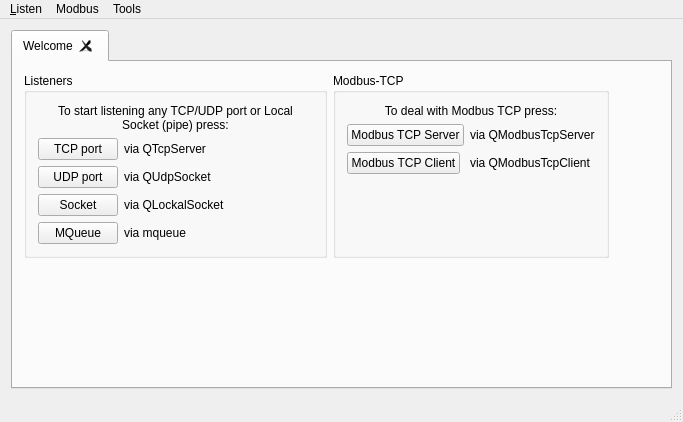
Before: the Qt Designer form PortListener/mainwindow.ui in khomchenkovaa/PortListener, drawn with Qt 5.
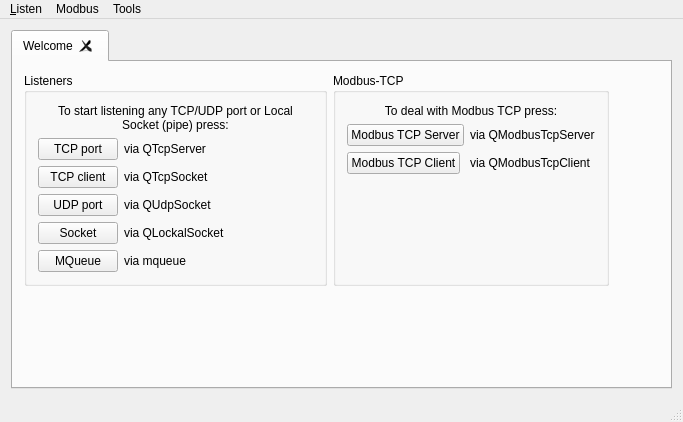
After: the same form once the commit is applied.

Commit message: [ADD] TCP client listener

Diff of the .ui file:
```diff
--- a/PortListener/mainwindow.ui
+++ b/PortListener/mainwindow.ui
@@ -63,48 +63,62 @@
                </property>
               </widget>
              </item>
-             <item row="2" column="0">
+             <item row="3" column="0">
               <widget class="QPushButton" name="btnUdp">
                <property name="text">
                 <string>UDP port</string>
                </property>
               </widget>
              </item>
-             <item row="2" column="1">
+             <item row="3" column="1">
               <widget class="QLabel" name="lblUdp">
                <property name="text">
                 <string>via QUdpSocket</string>
                </property>
               </widget>
              </item>
-             <item row="3" column="0">
+             <item row="4" column="0">
               <widget class="QPushButton" name="btnSocket">
                <property name="text">
                 <string>Socket</string>
                </property>
               </widget>
              </item>
-             <item row="3" column="1">
+             <item row="4" column="1">
               <widget class="QLabel" name="lblSocket">
                <property name="text">
                 <string>via QLockalSocket</string>
                </property>
               </widget>
              </item>
-             <item row="4" column="0">
+             <item row="5" column="0">
               <widget class="QPushButton" name="btnMqueue">
                <property name="text">
                 <string>MQueue</string>
                </property>
               </widget>
              </item>
-             <item row="4" column="1">
+             <item row="5" column="1">
               <widget class="QLabel" name="lblMqueue">
                <property name="text">
                 <string>via mqueue</string>
                </property>
               </widget>
              </item>
+             <item row="2" column="0">
+              <widget class="QPushButton" name="btnTcpSocket">
+               <property name="text">
+                <string>TCP client</string>
+               </property>
+              </widget>
+             </item>
+             <item row="2" column="1">
+              <widget class="QLabel" name="label">
+               <property name="text">
+                <string>via QTcpSocket</string>
+               </property>
+              </widget>
+             </item>
             </layout>
            </widget>
           </item>
```
Left out of the diff: 6 changed lines with no effect on the pictures. The commit also changes 7 other files.
